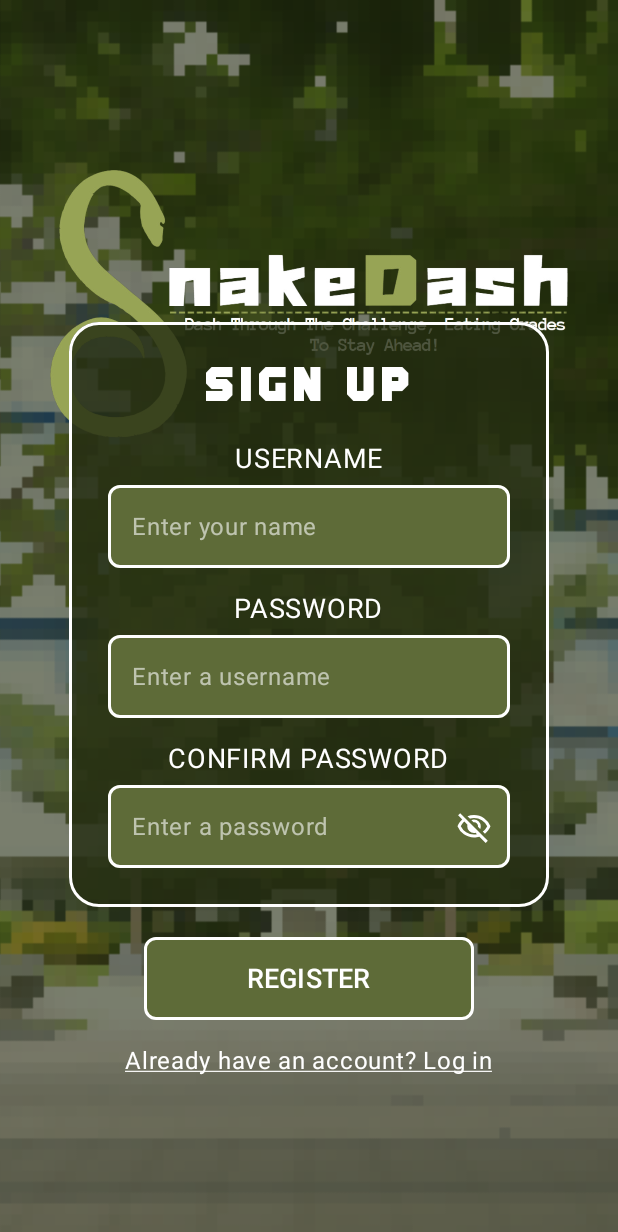
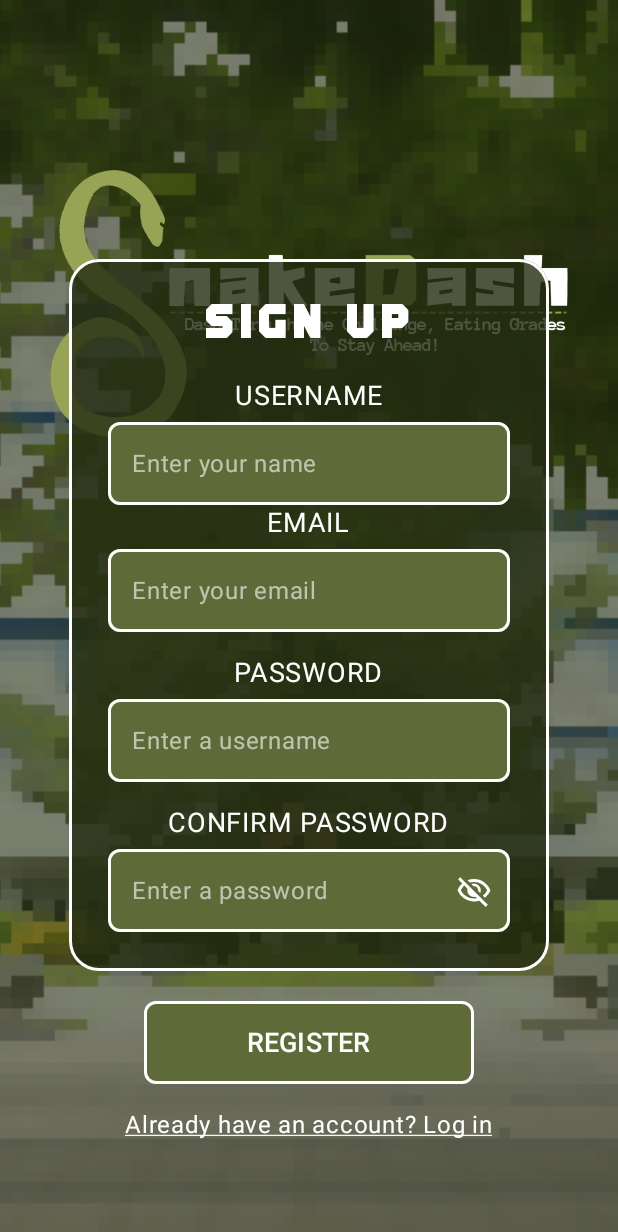
Before and after one commit to Edge-html/Final-Snake-Game-Repo, an Android app built with Jetpack Compose: the SignUpScreen screen opened through its navigation route, on a phone screen of 412 x 824 dp. Shown: the top 1232 px of the screen. Run offline under Robolectric (Android 15) with nearby library versions, the phone set to English and light mode, and no system bars; our stand-ins replace Firebase (no records; nobody signed in at launch, a user with empty details on screens opened directly).

Commit message:
Signup updated with database

```diff
--- a/app/src/main/java/com/snake/snakes2/MainActivity.kt
+++ b/app/src/main/java/com/snake/snakes2/MainActivity.kt
@@ -1,3 +1,4 @@
+//MainActivity.kt
 package com.snake.snakes2
 
 import android.os.Bundle
@@ -33,7 +34,6 @@ class MainActivity : ComponentActivity() {
                     } else {
                         // Handle navigation for login/signup
                         NavHost(navController = navController, startDestination = "landingScreen") {
-
                             // 🔹 Landing Screen
                             composable("landingScreen") {
                                 LandingScreen(navController = navController) // ✅ Navigate to LoginScreen when clicked
--- a/app/src/main/java/com/snake/snakes2/ui/game/GameScreen.kt
+++ b/app/src/main/java/com/snake/snakes2/ui/game/GameScreen.kt
@@ -1,3 +1,4 @@
+//GameScreen.kt
 package com.snake.snakes2.ui.game
 
 import android.util.Log
--- a/app/src/main/java/com/snake/snakes2/ui/home/LandingScreen.kt
+++ b/app/src/main/java/com/snake/snakes2/ui/home/LandingScreen.kt
@@ -1,3 +1,4 @@
+//home/LandingScreen.kt
 package com.snake.snakes2.ui.home
 
 import androidx.compose.foundation.Image
--- a/app/src/main/java/com/snake/snakes2/ui/login/LoginScreen.kt
+++ b/app/src/main/java/com/snake/snakes2/ui/login/LoginScreen.kt
@@ -1,3 +1,4 @@
+//LoginScreen.kt
 package com.snake.snakes2.ui.login
 
 import android.widget.Toast
--- a/app/src/main/java/com/snake/snakes2/ui/signup/LandingScreen.kt
+++ b/app/src/main/java/com/snake/snakes2/ui/signup/LandingScreen.kt
@@ -1,3 +1,4 @@
+//siginup/LandingScreen.kt
 package com.snake.snakes2.ui.signup
 
 class LandingScreen {
--- a/app/src/main/java/com/snake/snakes2/ui/signup/SignUpScreen.kt
+++ b/app/src/main/java/com/snake/snakes2/ui/signup/SignUpScreen.kt
@@ -30,6 +30,8 @@ import androidx.compose.material.icons.Icons
 import androidx.compose.material.icons.filled.Visibility
 import androidx.compose.material.icons.filled.VisibilityOff
 import com.snake.snakes2.ui.theme.Snakes2Theme
+import com.google.firebase.firestore.FirebaseFirestore
+import com.google.firebase.firestore.ktx.toObject
 
 @OptIn(ExperimentalMaterial3Api::class)
 @Composable
@@ -37,6 +39,7 @@ fun SignUpScreen(navController: NavController,  onSignUpSuccess: () -> Unit, onB
     val context = LocalContext.current
 
     var name by remember { mutableStateOf("") }
+    var mail by remember { mutableStateOf("") }
     var username by remember { mutableStateOf("") }
     var password by remember { mutableStateOf("") }
 
@@ -47,6 +50,9 @@ fun SignUpScreen(navController: NavController,  onSignUpSuccess: () -> Unit, onB
             FontFamily.Default
         }
     }
+
+    // Firestore reference
+    val db = FirebaseFirestore.getInstance()
 
     Snakes2Theme {
         Box(
@@ -140,6 +146,37 @@ fun SignUpScreen(navController: NavController,  onSignUpSuccess: () -> Unit, onB
                                 )
                             )
                         }
+                        Text(
+                            text = "EMAIL",
+                            color = Color.White,
+                            fontSize = 18.sp,
+                            modifier = Modifier.align(Alignment.CenterHorizontally)
+                        )
+
+                        Spacer(modifier = Modifier.height(5.dp))
+
+                        Box(
+                            modifier = Modifier
+                                .align(Alignment.CenterHorizontally)
+                                .then(textFieldSizeModifier)
+                                .background(Color(0xff5e6b38), shape = RoundedCornerShape(8.dp)) // Same as "PROCEED" button
+                                .border(2.dp, Color.White, shape = RoundedCornerShape(8.dp))
+                        ) {
+                            TextField(
+                                value = mail,
+                                onValueChange = { mail = it },
+                                modifier = Modifier.fillMaxWidth(),
+                                singleLine = true,
+                                placeholder = { Text("Enter your email", color = Color.White.copy(alpha = 0.6f)) },
+                                colors = TextFieldDefaults.textFieldColors(
+                                    containerColor = Color.Transparent,
+                                    focusedTextColor = Color.White,
+                                    unfocusedTextColor = Color.White,
+                                    focusedIndicatorColor = Color.Transparent,
+                                    unfocusedIndicatorColor = Color.Transparent
+                                )
+                            )
+                        }
 
                         Spacer(modifier = Modifier.height(15.dp))
 
@@ -160,6 +197,7 @@ fun SignUpScreen(navController: NavController,  onSignUpSuccess: () -> Unit, onB
                                 .background(Color(0xff5e6b38), shape = RoundedCornerShape(8.dp)) // Same as "PROCEED" button
                                 .border(2.dp, Color.White, shape = RoundedCornerShape(8.dp))
                         ) {
+
                             TextField(
                                 value = username,
                                 onValueChange = { username = it },
@@ -239,8 +277,22 @@ fun SignUpScreen(navController: NavController,  onSignUpSuccess: () -> Unit, onB
                 ) {
                     Button(
                         onClick = {
-                            Toast.makeText(context, "Welcome, $name!", Toast.LENGTH_SHORT).show()
-                            onSignUpSuccess() // CALL SIGNUP FUNCTION TO SWITCH SCREEN
+                            // Save to Firestore
+                            val user = hashMapOf(
+                                "Username" to username,
+                                "email" to name, // Email should be in the "name" field if that's what is expected
+                                "password" to password
+                            )
+
+                            db.collection("users")
+                                .add(user)
+                                .addOnSuccessListener {
+                                    Toast.makeText(context, "User Registered!", Toast.LENGTH_SHORT).show()
+                                    onSignUpSuccess() // Navigate after success
+                                }
+                                .addOnFailureListener { e ->
+                                    Toast.makeText(context, "Error: ${e.message}", Toast.LENGTH_SHORT).show()
+                                }
                         },
                         modifier = Modifier.fillMaxSize(),
                         colors = ButtonDefaults.buttonColors(containerColor = Color.Transparent)
--- a/build.gradle.kts
+++ b/build.gradle.kts
@@ -3,4 +3,5 @@ plugins {
     alias(libs.plugins.android.application) apply false
     alias(libs.plugins.kotlin.android) apply false
     alias(libs.plugins.kotlin.compose) apply false
+    id("com.google.gms.google-services") version "4.4.2" apply false
 }
--- a/gradle/libs.versions.toml
+++ b/gradle/libs.versions.toml
@@ -1,6 +1,7 @@
 [versions]
 agp = "8.7.2"
 composeBomVersion = "2024.01.00"
+firebaseBom = "33.10.0"
 kotlin = "2.0.0"
 coreKtx = "1.15.0"
 junit = "4.13.2"
@@ -9,6 +10,7 @@ espressoCore = "3.6.1"
 lifecycleRuntimeKtx = "2.8.7"
 activityCompose = "1.10.0"
 composeBom = "2024.04.01"
+materialIconsExtended = "1.7.8"
 playServicesGames = "23.2.0"
 navigationCompose = "2.8.7"
 
@@ -16,6 +18,9 @@ navigationCompose = "2.8.7"
 androidx-compose-bom-v20240100 = { module = "androidx.compose:compose-bom", version.ref = "composeBomVersion" }
 androidx-core-ktx = { group = "androidx.core", name = "core-ktx", version.ref = "coreKtx" }
 androidx-lifecycle-viewmodel-compose = { module = "androidx.lifecycle:lifecycle-viewmodel-compose", version.ref = "lifecycleRuntimeKtx" }
+androidx-material-icons-extended = { module = "androidx.compose.material:material-icons-extended", version.ref = "materialIconsExtended" }
+firebase-analytics = { module = "com.google.firebase:firebase-analytics" }
+firebase-bom = { module = "com.google.firebase:firebase-bom", version.ref = "firebaseBom" }
 junit = { group = "junit", name = "junit", version.ref = "junit" }
 androidx-junit = { group = "androidx.test.ext", name = "junit", version.ref = "junitVersion" }
 androidx-espresso-core = { group = "androidx.test.espresso", name = "espresso-core", version.ref = "espressoCore" }
```
Also changed, not shown: app/build.gradle.kts (+14 -1 lines).
